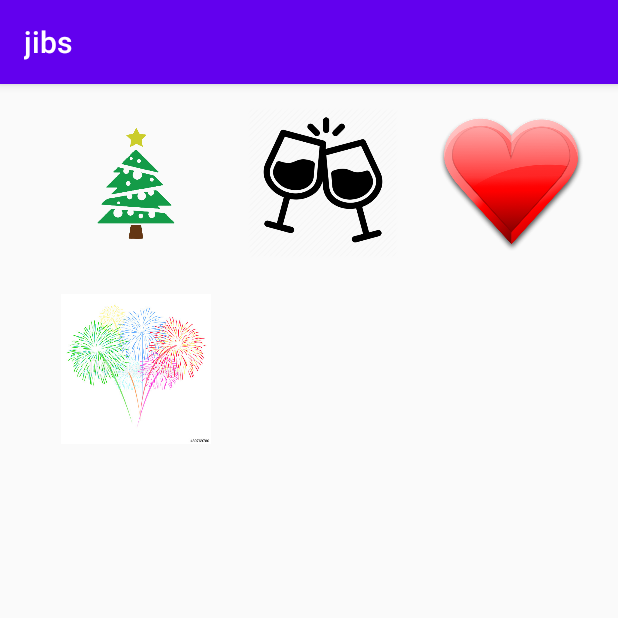
After one commit to Austin-Stecklein/Jibs, an Android app: the IconDisplay screen opened directly, with no data from a screen before it, on a phone screen of 412 x 824 dp, the top half of it. The commit adds this screen. Run offline under Robolectric (Android 15) with nearby library versions, the phone set to English and light mode, and no system bars; network calls fail.

Commit message:
basic grid view added

```diff
--- a/app/src/main/AndroidManifest.xml
+++ b/app/src/main/AndroidManifest.xml
@@ -11,9 +11,11 @@
         android:icon="@drawable/jibs_icon"
         android:label="@string/app_name"
         android:roundIcon="@drawable/jibs_icon"
+
         android:supportsRtl="true"
         android:theme="@style/AppTheme">
-        <activity android:name=".HolidayInfo"></activity>
+        <activity android:name=".IconDisplay"/>
+        <activity android:name=".HolidayInfo" />
         <activity android:name=".MonthView" />
         <activity android:name=".InputScreen" />
         <activity android:name=".MainActivity">
@@ -24,7 +26,7 @@
             </intent-filter>
         </activity>
 
-        <receiver android:name=".AlertReceiver"/>
+        <receiver android:name=".AlertReceiver" />
     </application>
 
 </manifest>
--- /dev/null
+++ b/app/src/main/java/com/example/jibs/GridAdapter.java
@@ -0,0 +1,50 @@
+package com.example.jibs;
+
+import android.content.Context;
+import android.view.LayoutInflater;
+import android.view.View;
+import android.view.ViewGroup;
+import android.widget.BaseAdapter;
+import android.widget.ImageView;
+import android.widget.TextView;
+
+public class GridAdapter extends BaseAdapter {
+
+    public final Context mContext;
+    public final Icon[] icons;
+
+    public GridAdapter(Context mContext, Icon[] icons) {
+        this.mContext = mContext;
+        this.icons = icons;
+    }
+
+    @Override
+    public int getCount() {
+        return icons.length;
+    }
+
+    @Override
+    public Object getItem(int position) {
+        return null;
+    }
+
+    @Override
+    public long getItemId(int position) {
+        return 0;
+    }
+
+    @Override
+    public View getView(int position, View convertView, ViewGroup parent) {
+        final Icon icon = icons[position];
+
+        if (convertView == null) {
+            final LayoutInflater layoutInflater = LayoutInflater.from(mContext);
+            convertView = layoutInflater.inflate(R.layout.linearlayout_icon, null);
+        }
+
+        final ImageView imageView = (ImageView)convertView.findViewById(R.id.imageview_icon);
+        imageView.setImageResource(icon.getLocation());
+
+        return convertView;
+    }
+}
--- /dev/null
+++ b/app/src/main/java/com/example/jibs/Icon.java
@@ -0,0 +1,18 @@
+package com.example.jibs;
+
+public class Icon {
+
+    private int location;
+
+    public Icon(int location) {
+        this.location = location;
+    }
+
+    public int getLocation() {
+        return location;
+    }
+
+    public void setLocation(int location) {
+        this.location = location;
+    }
+}
--- /dev/null
+++ b/app/src/main/java/com/example/jibs/IconDisplay.java
@@ -0,0 +1,26 @@
+package com.example.jibs;
+
+import androidx.appcompat.app.AppCompatActivity;
+
+import android.os.Bundle;
+import android.widget.GridView;
+
+public class IconDisplay extends AppCompatActivity {
+
+    @Override
+    protected void onCreate(Bundle savedInstanceState) {
+        super.onCreate(savedInstanceState);
+        setContentView(R.layout.activity_icon_display);
+
+        Icon[] icons = new Icon[4];
+
+        icons[0] = new Icon(R.drawable.tree);
+        icons[1] = new Icon(R.drawable.cups);
+        icons[2] = new Icon(R.drawable.heart);
+        icons[3] = new Icon(R.drawable.fireworks);
+
+        GridView gridView = (GridView) findViewById(R.id.gridview);
+        GridAdapter gridAdapter = new GridAdapter(this, icons);
+        gridView.setAdapter(gridAdapter);
+    }
+}
--- a/app/src/main/java/com/example/jibs/InputScreen.java
+++ b/app/src/main/java/com/example/jibs/InputScreen.java
@@ -26,6 +26,12 @@ public class InputScreen extends AppCompatActivity {
         super.onCreate(savedInstanceState);
         setContentView(R.layout.activity_input_screen);
     }
+
+    public void goToGrid(View view) {
+        Intent intent = new Intent(this, IconDisplay.class);
+        startActivity(intent);
+    }
+
 
     @RequiresApi(api = Build.VERSION_CODES.KITKAT)
     private void startAlarm(Calendar c) {
--- /dev/null
+++ b/app/src/main/res/layout/activity_icon_display.xml
@@ -0,0 +1,21 @@
+<?xml version="1.0" encoding="utf-8"?>
+<RelativeLayout
+    xmlns:android="http://schemas.android.com/apk/res/android" android:layout_width="match_parent"
+    android:padding="16dp"
+    android:layout_height="match_parent">
+
+    <GridView
+        android:id="@+id/gridview"
+        android:layout_width="match_parent"
+        android:layout_height="match_parent"
+        android:gravity="center"
+        android:columnWidth="100dp"
+        android:numColumns="auto_fit"
+        android:verticalSpacing="24dp"
+        android:horizontalSpacing="10dp"
+        android:stretchMode="spacingWidthUniform"
+        />
+
+
+
+</RelativeLayout>
--- a/app/src/main/res/layout/activity_input_screen.xml
+++ b/app/src/main/res/layout/activity_input_screen.xml
@@ -95,4 +95,16 @@
         app:layout_constraintTop_toTopOf="parent"
         app:layout_constraintVertical_bias="0.19" />
 
+    <Button
+        android:id="@+id/button3"
+        android:layout_width="wrap_content"
+        android:layout_height="wrap_content"
+        android:onClick="goToGrid"
+        android:text="Button"
+        app:layout_constraintBottom_toBottomOf="parent"
+        app:layout_constraintEnd_toEndOf="parent"
+        app:layout_constraintStart_toStartOf="parent"
+        app:layout_constraintTop_toTopOf="parent"
+        app:layout_constraintVertical_bias="0.69" />
+
 </androidx.constraintlayout.widget.ConstraintLayout>
--- /dev/null
+++ b/app/src/main/res/layout/linearlayout_icon.xml
@@ -0,0 +1,24 @@
+<LinearLayout xmlns:android="http://schemas.android.com/apk/res/android"
+    xmlns:tools="http://schemas.android.com/tools"
+    android:orientation="vertical" android:layout_width="match_parent"
+    android:layout_height="match_parent"
+    android:gravity="center"
+    >
+
+    <FrameLayout
+        android:layout_width="wrap_content"
+        android:layout_height="wrap_content">
+
+        <ImageView
+            android:id="@+id/imageview_icon"
+            android:layout_width="wrap_content"
+            android:layout_height="wrap_content"
+            android:scaleType="fitCenter"
+            android:adjustViewBounds="true"/>
+
+
+
+    </FrameLayout>
+
+
+</LinearLayout>
```
Also changed, not shown: app/src/main/res/drawable/cups.png (added), app/src/main/res/drawable/fireworks.jpg (added), app/src/main/res/drawable/heart.png (added), app/src/main/res/drawable/tree.png (added).
